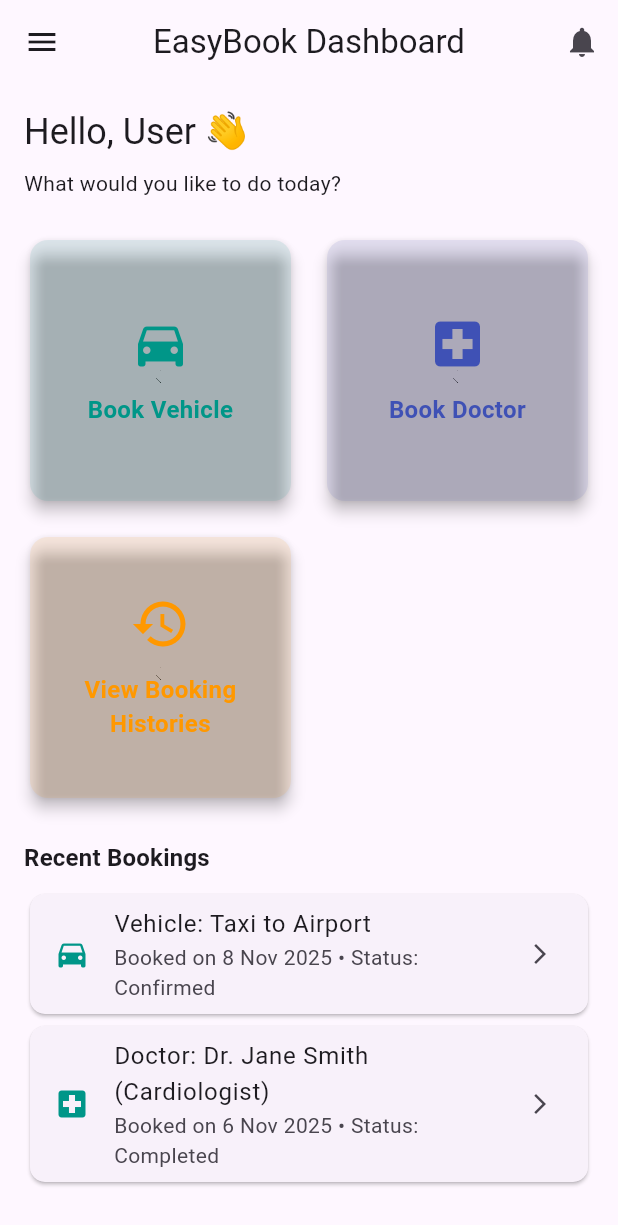
After one commit to anjali0813/Vitasafe, a Flutter app: the HomePage screen opened directly, on a phone screen of 412 x 824 dp. The commit adds this screen. Shown: the top 1225 px of the screen. Run offline on Flutter 3.47's test engine with Material 3 defaults, Android fonts, the phone set to English and light mode, and no system bars; our stand-ins replace dio.

Commit message:
10-11-2025

```diff
--- /dev/null
+++ b/lib/homepage.dart
@@ -0,0 +1,151 @@
+import 'package:flutter/material.dart';
+
+class HomePage extends StatelessWidget {
+  const HomePage({super.key});
+
+  void _onTapFeature(BuildContext context, String feature) {
+    ScaffoldMessenger.of(context).showSnackBar(
+      SnackBar(content: Text('Tapped: $feature')),
+    );
+  }
+
+  Widget _buildFeatureCard(
+      BuildContext context, IconData icon, String title, Color color) {
+    return GestureDetector(
+      onTap: () => _onTapFeature(context, title),
+      child: Card(
+        elevation: 4,
+        shape: RoundedRectangleBorder(borderRadius: BorderRadius.circular(12)),
+        color: color.withOpacity(0.1),
+        child: Container(
+          padding: const EdgeInsets.all(16),
+          child: Column(
+            mainAxisAlignment: MainAxisAlignment.center,
+            children: [
+              Icon(icon, color: color, size: 40),
+              const SizedBox(height: 12),
+              Text(
+                title,
+                textAlign: TextAlign.center,
+                style: TextStyle(
+                    fontSize: 16, fontWeight: FontWeight.w600, color: color),
+              ),
+            ],
+          ),
+        ),
+      ),
+    );
+  }
+
+  Widget _buildRecentBooking(String title, String subtitle, IconData icon) {
+    return Card(
+      elevation: 1,
+      shape: RoundedRectangleBorder(borderRadius: BorderRadius.circular(10)),
+      child: ListTile(
+        leading: Icon(icon, color: Colors.teal),
+        title: Text(title),
+        subtitle: Text(subtitle),
+        trailing: const Icon(Icons.arrow_forward_ios, size: 16),
+      ),
+    );
+  }
+
+  @override
+  Widget build(BuildContext context) {
+    return Scaffold(
+      appBar: AppBar(
+        title: const Text('EasyBook Dashboard'),
+        centerTitle: true,
+        actions: [
+          IconButton(
+            icon: const Icon(Icons.notifications),
+            onPressed: () => _onTapFeature(context, 'Notifications'),
+          ),
+        ],
+      ),
+      drawer: Drawer(
+        child: ListView(
+          padding: EdgeInsets.zero,
+          children: [
+            DrawerHeader(
+              decoration: const BoxDecoration(color: Colors.teal),
+              child: Column(
+                crossAxisAlignment: CrossAxisAlignment.start,
+                children: const [
+                  CircleAvatar(
+                    backgroundColor: Colors.white,
+                    radius: 28,
+                    child: Icon(Icons.person, size: 40, color: Colors.teal),
+                  ),
+                  SizedBox(height: 10),
+                  Text('Welcome, User!',
+                      style: TextStyle(color: Colors.white, fontSize: 20)),
+                ],
+              ),
+            ),
+            ListTile(
+              leading: const Icon(Icons.settings),
+              title: const Text('Settings'),
+              onTap: () {},
+            ),
+            ListTile(
+              leading: const Icon(Icons.help_outline),
+              title: const Text('Help & Support'),
+              onTap: () {},
+            ),
+          ],
+        ),
+      ),
+      body: SingleChildScrollView(
+        padding: const EdgeInsets.all(16),
+        child: Column(
+          crossAxisAlignment: CrossAxisAlignment.start,
+          children: [
+            Text('Hello, User 👋',
+                style: Theme.of(context).textTheme.headlineSmall),
+            const SizedBox(height: 8),
+            Text('What would you like to do today?',
+                style: Theme.of(context).textTheme.bodyMedium),
+            const SizedBox(height: 24),
+
+            // --- Feature Cards ---
+            GridView.count(
+              shrinkWrap: true,
+              physics: const NeverScrollableScrollPhysics(),
+              crossAxisCount: 2,
+              crossAxisSpacing: 16,
+              mainAxisSpacing: 16,
+              children: [
+                _buildFeatureCard(
+                    context, Icons.directions_car, 'Book Vehicle', Colors.teal),
+                _buildFeatureCard(
+                    context, Icons.local_hospital, 'Book Doctor', Colors.indigo),
+                _buildFeatureCard(context, Icons.history,
+                    'View Booking Histories', Colors.orange),
+              ],
+            ),
+            const SizedBox(height: 24),
+
+            // --- Recent Bookings Section ---
+            Text('Recent Bookings',
+                style: Theme.of(context)
+                    .textTheme
+                    .titleMedium
+                    ?.copyWith(fontWeight: FontWeight.bold)),
+            const SizedBox(height: 8),
+            _buildRecentBooking(
+              'Vehicle: Taxi to Airport',
+              'Booked on 8 Nov 2025 • Status: Confirmed',
+              Icons.directions_car,
+            ),
+            _buildRecentBooking(
+              'Doctor: Dr. Jane Smith (Cardiologist)',
+              'Booked on 6 Nov 2025 • Status: Completed',
+              Icons.local_hospital,
+            ),
+          ],
+        ),
+      ),
+    );
+  }
+}
```
Also changed, not shown: analysis_options.yaml (line endings or trailing spaces), lib/login.dart (line endings or trailing spaces), lib/login_api.dart (line endings or trailing spaces), lib/main.dart (line endings or trailing spaces), lib/reg_api.dart (line endings or trailing spaces), lib/register.dart (line endings or trailing spaces), pubspec.lock, pubspec.yaml (line endings or trailing spaces), 82 other files.
